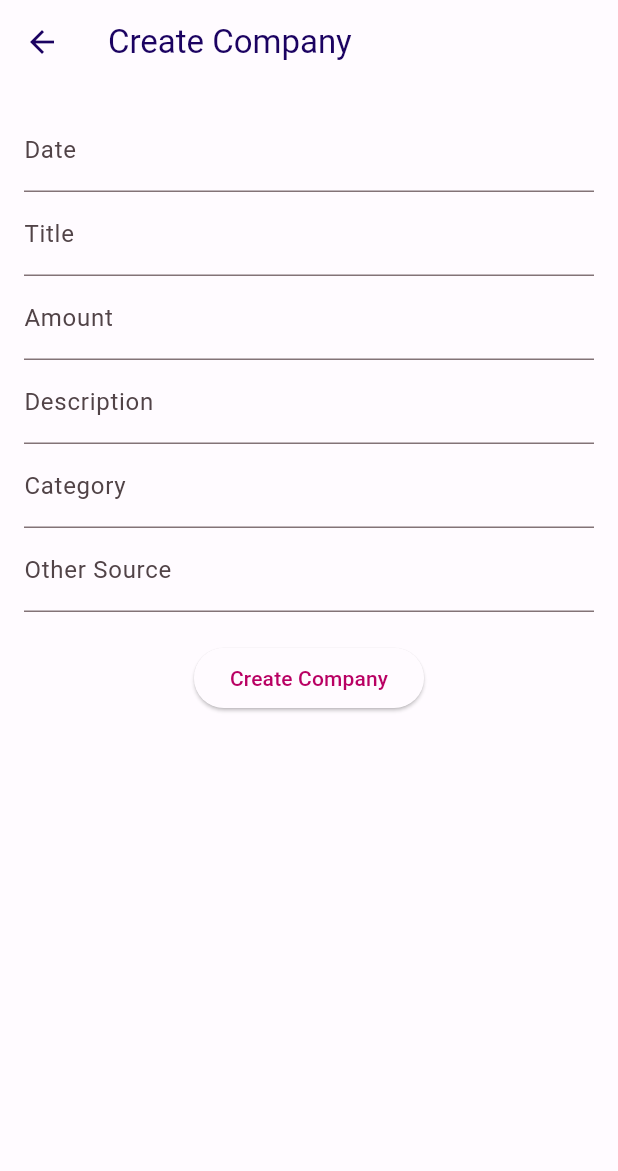
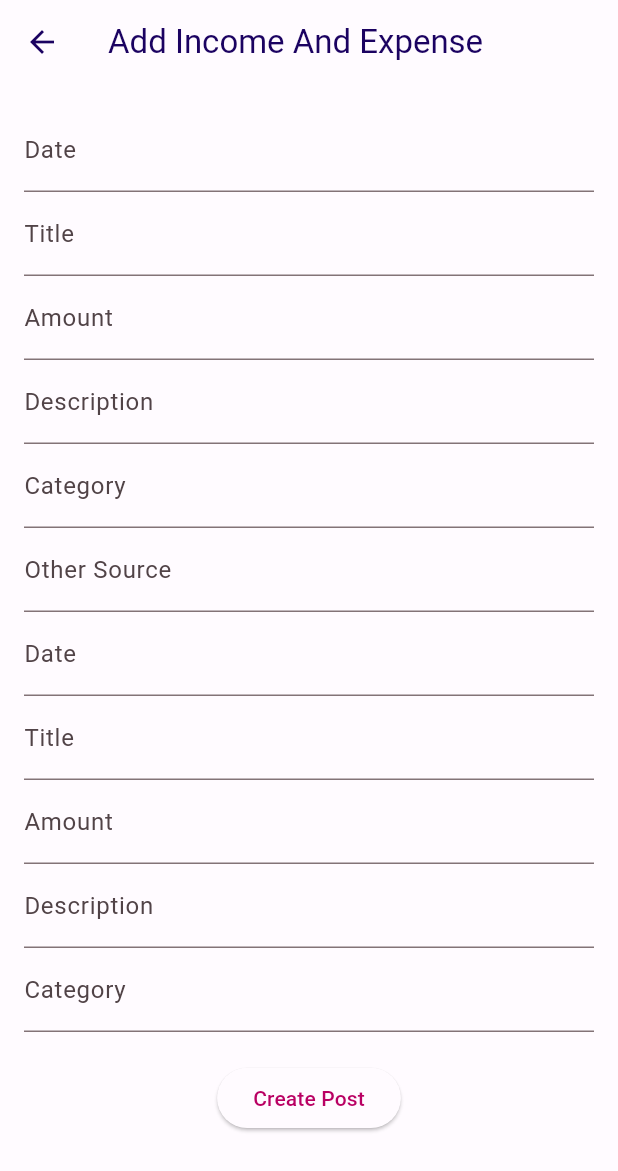
Before and after one commit to SandeshPAUDELs/income_expense_app, a Flutter app: the PostIncomesExpenses screen opened directly, on a phone screen of 412 x 824 dp. Shown: the top 1171 px of the screen. Run offline on Flutter 3.47's test engine with Material 3 defaults, Android fonts, the phone set to English and light mode, and no system bars; our stand-ins replace shared_preferences; accounts and stored records are empty; network calls fail.

Commit message:
both income and expense can be added success

```diff
--- a/lib/data/network_services/expense_service.dart
+++ b/lib/data/network_services/expense_service.dart
@@ -1,3 +1,4 @@
+import 'package:finance_app/app_services/network_handler.dart';
 import 'package:finance_app/data/repositories/expense_repo.dart';
 import 'package:finance_app/model/expense_models.dart';
 
@@ -11,4 +12,23 @@ class ExpenseService {
       return null;
     }
   }
+
+
+  static Future<Object> addExpense(AddExpense expense, String token) async {
+    try {
+      final response = await ExpenseRepository.addExpense(token, expense);
+      if (response is Success) {
+        return response;
+      }
+      else {
+        print('failed to add expense');
+        return Failure(response: "Failed to add incoe");
+      }
+
+    }
+    catch(e) {
+      return Failure(code: 500, response: "Invalid Response");
+    }
+
+  }
 }
--- a/lib/data/repositories/expense_repo.dart
+++ b/lib/data/repositories/expense_repo.dart
@@ -1,6 +1,7 @@
 import 'dart:convert';
 
 import 'package:finance_app/app_services/app_url.dart';
+import 'package:finance_app/app_services/network_handler.dart';
 import 'package:finance_app/model/expense_models.dart';
 import 'package:http/http.dart' as http;
 
@@ -30,4 +31,33 @@ class ExpenseRepository {
       return null;
     }
   }
+
+  // code to add new expense
+  static Future<Object> addExpense(String token, AddExpense expense) async {
+    try {
+      final response = await http.post(
+        Uri.parse(AppUrl.expenses),
+        headers: {
+          'Content-Type': 'application/json',
+          'Authorization': 'Token $token',
+        },
+        body: jsonEncode(expense.toJson()),
+      );
+
+      print('Response status: ${response.statusCode}');
+      print('Response body: ${response.body}');
+
+      if (response.statusCode == 201) {
+        // return true;
+        return Success(code: 201, response: "Expense Added Successfully");
+      } else {
+        print('Failed to add expense with status: ${response.statusCode}');
+        return false;
+      }
+    } catch (e) {
+      print('Error during adding expense: $e');
+      return false;
+    }
+  }
+
 }
--- a/lib/model/expense_models.dart
+++ b/lib/model/expense_models.dart
@@ -57,3 +57,35 @@ class Expense {
         "user": user,
       };
 }
+
+
+class AddExpense{
+  String title;
+  String amount;
+  DateTime date;
+  String description;
+  String category;
+
+  AddExpense({
+    required this.title,
+    required this.amount,
+    required this.date,
+    required this.description,
+    required this.category,
+  });
+  factory AddExpense.fromJson(Map<String, dynamic> json) => AddExpense(
+        title: json["title"],
+        amount: json["amount"],
+        date: DateTime.parse(json["date"]),
+        description: json["description"],
+        category: json["category"],
+      );
+
+  Map<String, dynamic> toJson() => {
+        "title": title,
+        "amount": amount,
+        "date": "${date.year.toString().padLeft(4, '0')}-${date.month.toString().padLeft(2, '0')}-${date.day.toString().padLeft(2, '0')}",
+        "description": description,
+        "category": category,
+      };
+}
--- a/lib/view/post_transactions.dart
+++ b/lib/view/post_transactions.dart
@@ -1,4 +1,6 @@
+import 'package:finance_app/model/expense_models.dart';
 import 'package:finance_app/model/income_models.dart';
+import 'package:finance_app/view_models/expense_vm.dart';
 import 'package:finance_app/view_models/income_vm.dart';
 import 'package:flutter/material.dart';
 import 'package:provider/provider.dart';
@@ -10,10 +12,7 @@ class PostIncomesExpenses extends StatefulWidget {
 }
 
 class _PostIncomesExpensesState extends State<PostIncomesExpenses> {
-  // @override
-  // Widget build(BuildContext context) {
-  //   return const Placeholder();
-  // }
+
     final TextEditingController _nameController = TextEditingController();
   final TextEditingController _descriptionController = TextEditingController();
   final TextEditingController _amountController = TextEditingController();
@@ -21,14 +20,22 @@ class _PostIncomesExpensesState extends State<PostIncomesExpenses> {
   final TextEditingController _sourceController = TextEditingController();
   final TextEditingController _otherSourceController = TextEditingController();
 
+  final TextEditingController _expenseNameController = TextEditingController();
+  final TextEditingController _expenseDescriptionController = TextEditingController();
+  final TextEditingController _expenseAmountController = TextEditingController();
+  final TextEditingController _expenseDateController = TextEditingController();
+  final TextEditingController _expenseCategoryController = TextEditingController();
+
+
   @override
   Widget build(BuildContext context) {
     return Scaffold(
       appBar: AppBar(
-        title: Text('Create Company'),
+        title: Text('Add Income And Expense'),
       ),
       body: Padding(
         padding: EdgeInsets.all(16.0),
+        child: SingleChildScrollView(
           child: Column(
             children: [
               TextField(
@@ -70,7 +77,43 @@ class _PostIncomesExpensesState extends State<PostIncomesExpenses> {
                 controller: _otherSourceController,
                 decoration: InputDecoration(labelText: 'Other Source'),
               ),
-            // Rest of the form fields
+
+              TextField(
+                controller: _expenseDateController,
+                decoration: InputDecoration(labelText: 'Date'),
+                onChanged: (value) {
+                  setState(() {});
+                },
+                onTap: () async {
+                  final DateTime? pickedDate = await showDatePicker(
+                    context: context,
+                    initialDate: DateTime.now(),
+                    firstDate: DateTime(1900),
+                    lastDate: DateTime(2100),
+                  );
+                  if (pickedDate != null) {
+                    _expenseDateController.text = '${pickedDate.year.toString().padLeft(4, '0')}-${pickedDate.month.toString().padLeft(2, '0')}-${pickedDate.day.toString().padLeft(2, '0')}';
+                    setState(() {});
+                  }
+                },
+              ),
+              TextField(
+                controller: _expenseNameController,
+                decoration: InputDecoration(labelText: 'Title'),
+              ),
+              TextField(
+                controller: _expenseAmountController,
+                decoration: InputDecoration(labelText: 'Amount'),
+              ),
+              TextField(
+                controller: _expenseDescriptionController,
+                decoration: InputDecoration(labelText: 'Description'),
+              ),
+              TextField(
+                controller: _expenseCategoryController,
+                decoration: InputDecoration(labelText: 'Category'),
+              ),
+
               SizedBox(height: 20),
               ElevatedButton(
                 onPressed: () {
@@ -80,6 +123,11 @@ class _PostIncomesExpensesState extends State<PostIncomesExpenses> {
                   final description = _descriptionController.text;
                   final source = _sourceController.text;
                   final otherSource = _otherSourceController.text;
+                  final expenseTitle = _expenseNameController.text;
+                  final expenseAmount = _expenseAmountController.text;
+                  final expenseDate = _expenseDateController.text;
+                  final expenseDescription = _expenseDescriptionController.text;
+                  final expenseCategory = _expenseCategoryController.text;
                   final addIncome = AddIncome(
                     title: title,
                     amount: amount,
@@ -89,15 +137,28 @@ class _PostIncomesExpensesState extends State<PostIncomesExpenses> {
                     otherSource: otherSource,
                   );
                   Provider.of<IncomeViewModel>(context, listen: false).addIncome(addIncome, 'token');
+                  final addExpenses = AddExpense(
+                    title: expenseTitle,
+                    amount: expenseAmount,
+                    date: DateTime.parse(expenseDate),
+                    description: expenseDescription,
+                    category: expenseCategory,
+
+                );
+                Provider.of<ExpenseViewModel>(context, listen: false).addExpense(addExpenses, 'token');
                 },
+                // Provider.of<ExpenseViewModel>(context, listen: false).addExpense(addExpenses, 'token');
+                // },
 
-              child: Text('Create Company'),
+
+                child: Text('Create Post'),
               ),
 
 
             ],
           ),
         ),
+      ),
     );
   }
 
--- a/lib/view_models/expense_vm.dart
+++ b/lib/view_models/expense_vm.dart
@@ -1,3 +1,4 @@
+import 'package:finance_app/app_services/network_handler.dart';
 import 'package:finance_app/data/network_services/expense_service.dart';
 import 'package:finance_app/model/expense_models.dart';
 import 'package:flutter/material.dart';
@@ -34,4 +35,30 @@ class ExpenseViewModel extends ChangeNotifier {
     }
     notifyListeners();
   }
+
+  // cde to add new expense
+  String _newExpenseDetails = '';
+  String get newExpenseDetails => _newExpenseDetails;
+  void setNewExpenseDetails(String value) {
+    _newExpenseDetails = value;
+    notifyListeners();
+  }
+
+  Future<void> addExpense(AddExpense expense, String token) async {
+  SharedPreferences prefs = await SharedPreferences.getInstance();
+    String? token = prefs.getString('token');
+    if (token != null){
+      var response = await ExpenseService.addExpense(expense, token);
+      if(response is Success){
+        setNewExpenseDetails(expense.toJson().toString());
+        print(response.response);
+        notifyListeners();
+      }
+      else if (response is Failure){
+        print(response.code);
+
+      }
+    }
+
 }
+}
```
Lines whose indentation alone changed are shown as unchanged.
